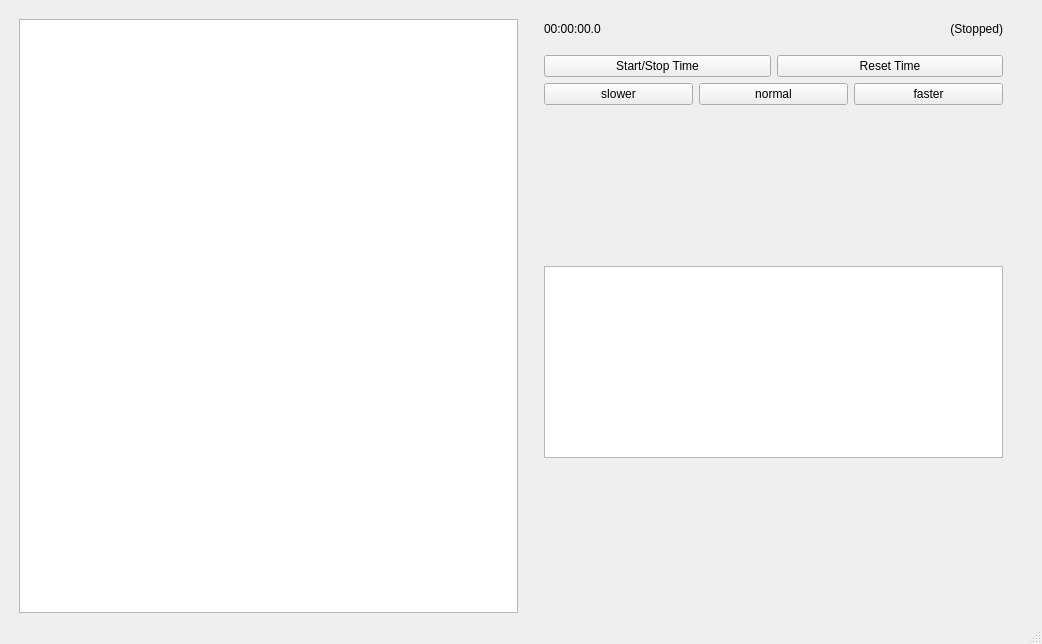
petrmiculek/icp_project, file mainwindow.ui: the form before one commit.
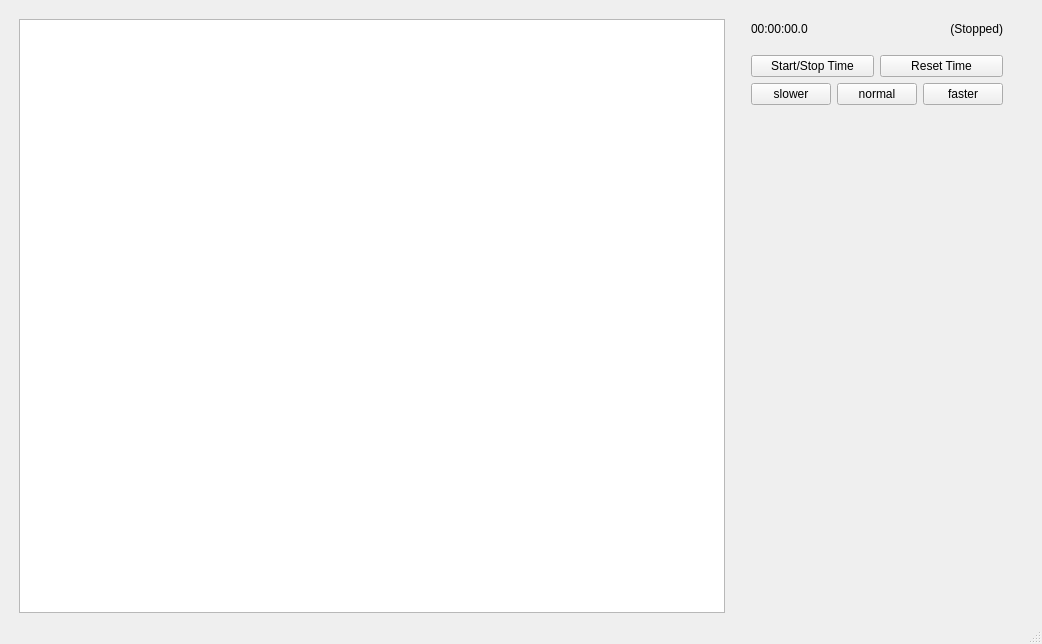
The form after the commit.

Commit message: Reverted accidental UI change

Diff of the .ui file:
```diff
--- a/mainwindow.ui
+++ b/mainwindow.ui
@@ -184,16 +184,6 @@
           </property>
          </spacer>
         </item>
-        <item>
-         <widget class="QListWidget" name="listWidget">
-          <property name="maximumSize">
-           <size>
-            <width>1000</width>
-            <height>600</height>
-           </size>
-          </property>
-         </widget>
-        </item>
         <item>
          <spacer name="verticalSpacer_3">
           <property name="orientation">
```
